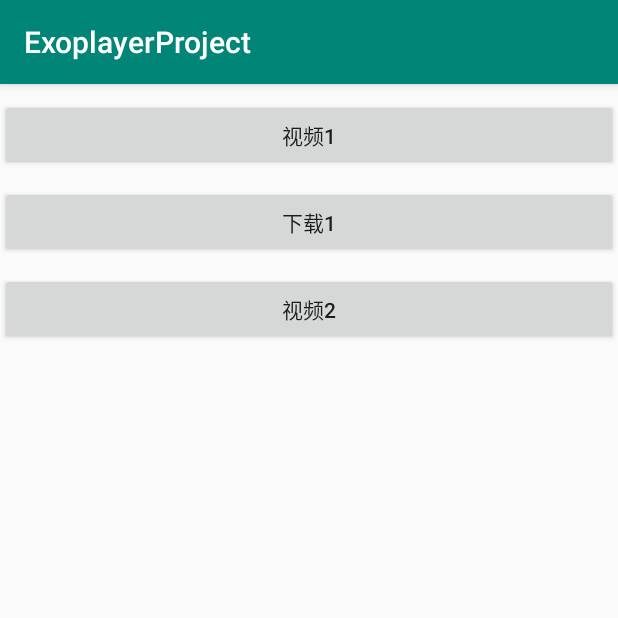
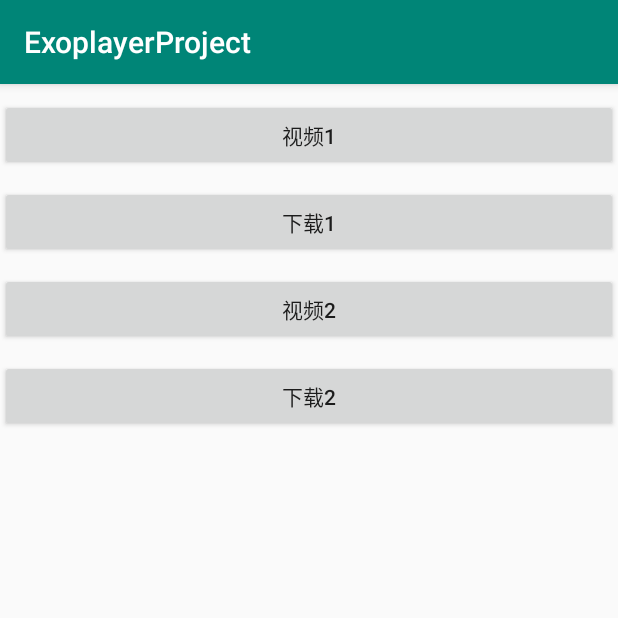
Before and after one commit to dawei1980/AndroidNettySocketIOControlExoplayer, an Android app: the screen it shows after launch (MainActivity), on a phone screen of 412 x 824 dp, the top half of it. Run offline under Robolectric (Android 15) with nearby library versions, the phone set to English and light mode, and no system bars; our stand-ins replace ButterKnife.

Commit message:
Change name

```diff
--- a/app/src/main/java/com/exoplayer/demo/activity/MainActivity.java
+++ b/app/src/main/java/com/exoplayer/demo/activity/MainActivity.java
@@ -23,7 +23,7 @@ public class MainActivity extends AppCompatActivity {
         ButterKnife.bind(this);
     }
 
-    @OnClick({R.id.video_btn_1,R.id.video_btn_2,R.id.video_btn_3})
+    @OnClick({R.id.video_btn_1,R.id.video_btn_2,R.id.video_btn_3,R.id.video_btn_4})
     public void onClick(View v){
         switch (v.getId()){
             case R.id.video_btn_1:
@@ -38,6 +38,10 @@ public class MainActivity extends AppCompatActivity {
                 intent = new Intent(MainActivity.this, ExoPlayerTestActivity.class);
                 startActivity(intent);
                 break;
+            case R.id.video_btn_4:
+                intent = new Intent(MainActivity.this, Download2Activity.class);
+                startActivity(intent);
+                break;
         }
     }
 
--- a/app/src/main/res/layout/activity_main.xml
+++ b/app/src/main/res/layout/activity_main.xml
@@ -24,4 +24,11 @@
         android:layout_height="wrap_content"
         android:text="@string/btn_3"
         android:layout_marginTop="10dp"/>
+
+    <Button
+        android:id="@+id/video_btn_4"
+        android:layout_width="match_parent"
+        android:layout_height="wrap_content"
+        android:text="@string/btn_4"
+        android:layout_marginTop="10dp"/>
 </LinearLayout>
--- a/app/src/main/res/values/strings.xml
+++ b/app/src/main/res/values/strings.xml
@@ -3,6 +3,7 @@
     <string name="btn_1">视频1</string>
     <string name="btn_2">下载1</string>
     <string name="btn_3">视频2</string>
+    <string name="btn_4">下载2</string>
     <string name="back_text">返回</string>
 
     <string name="app_name">ExoplayerProject</string>
```
Also changed, not shown: app/src/main/java/com/exoplayer/demo/activity/Download2Activity.java (+6 -2 lines), app/src/main/java/com/exoplayer/demo/util/DownloadUtil.java (+8 -8 lines), app/src/main/java/com/exoplayer/demo/util/SDPathHelper.java (added, +33 -0 lines).
